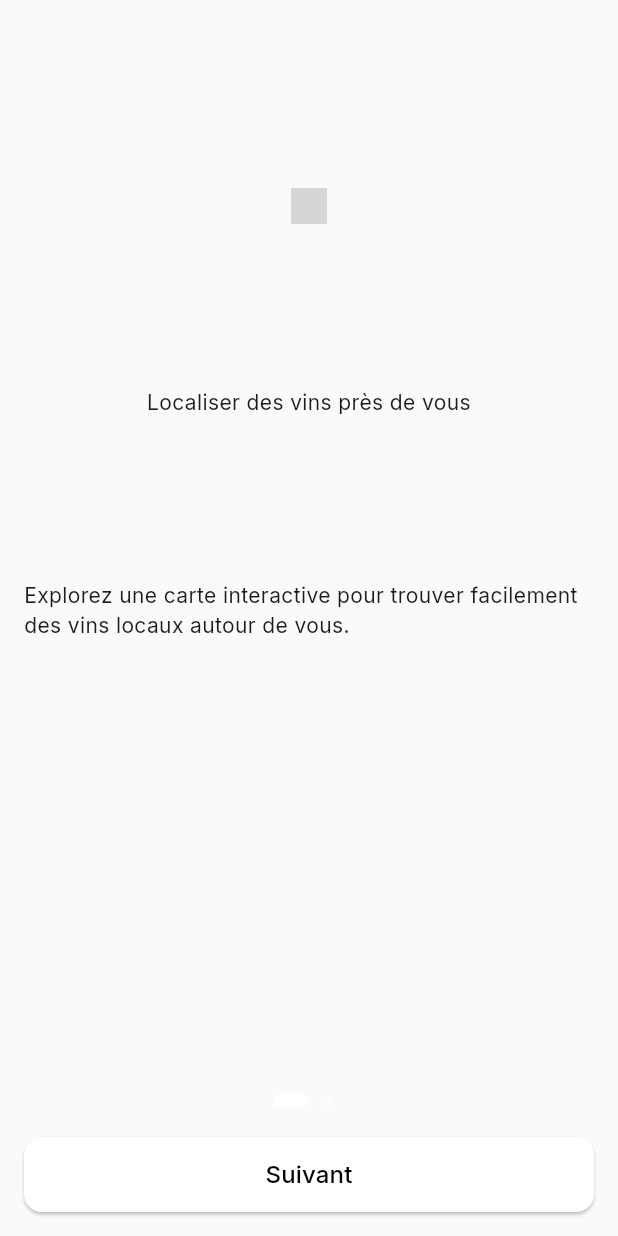
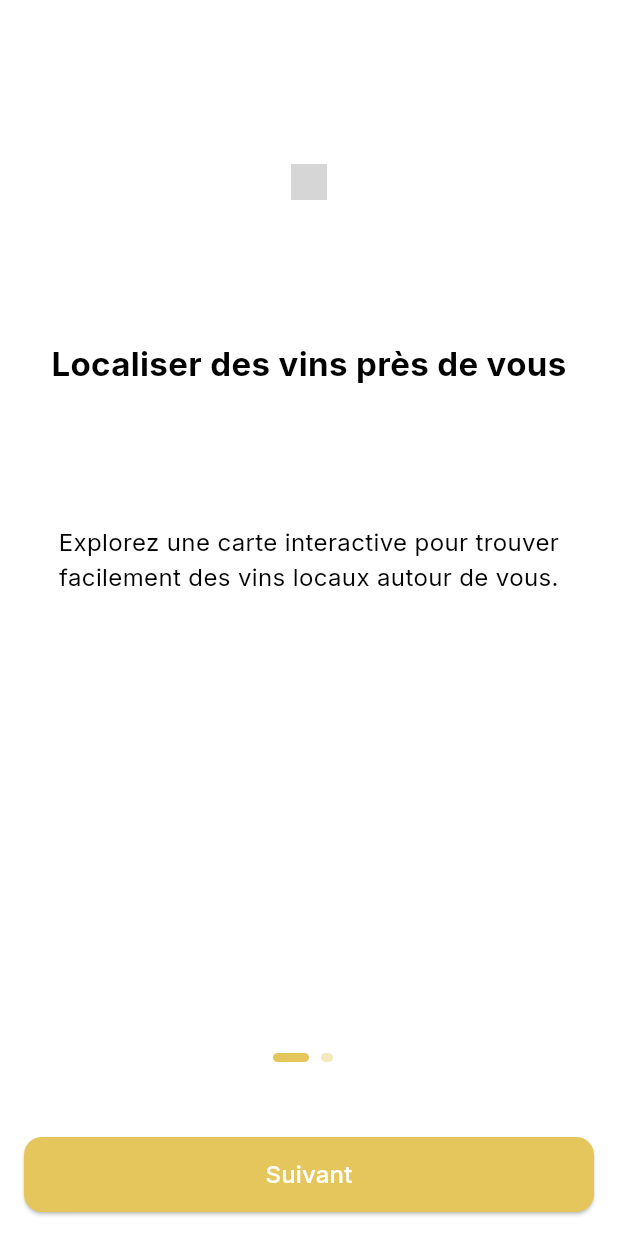
Before and after one commit to nonocro/grape, a Flutter app: the Onboarding screen opened by its route, on a phone screen of 412 x 824 dp. Run offline on Flutter 3.47's test engine with Material 3 defaults, Android fonts, the phone set to English and light mode, and no system bars; our stand-ins replace lottie, shared_preferences; accounts and stored records are empty; network calls fail; grey boxes are pictures that could not be loaded.

Commit message:
oboarding clean

```diff
--- a/lib/pages/onboarding.dart
+++ b/lib/pages/onboarding.dart
@@ -33,21 +33,23 @@ class _OnboardingState extends State<Onboarding> {
         curve: Curves.easeInOut,
       );
     } else {
-      Navigator.pushReplacementNamed(context, RouteNames.home); // futur Login ?
+      Navigator.pushReplacementNamed(context, RouteNames.home);
     }
   }
 
-
-
   @override
   Widget build(BuildContext context) {
+    final colors = Theme.of(context).extension<AppColorsExtension>();
+
+    final bgColor = Colors.white;
+    final accentColor = colors?.accentColor ?? Theme.of(context).primaryColor;
+    final textColor = Colors.black; // ou Colors.white si le bg est foncé
+
     return Scaffold(
-      backgroundColor:
-          Theme.of(context).extension<AppColorsExtension>()?.backgroundColor ??
-          Colors.white,
+      backgroundColor: bgColor,
       body: SafeArea(
         child: Padding(
-          padding: EdgeInsets.all(16.0),
+          padding: const EdgeInsets.all(16.0),
           child: Column(
             children: [
               Expanded(
@@ -63,33 +65,34 @@ class _OnboardingState extends State<Onboarding> {
                     image: onBoardingData[index].image,
                     title: onBoardingData[index].title,
                     description: onBoardingData[index].description,
+                    textColor: textColor,
                   ),
                 ),
               ),
+              const SizedBox(height: 50),
               Row(
                 mainAxisAlignment: MainAxisAlignment.center,
                 children: List.generate(
                   onBoardingData.length,
-                      (index) => AnimatedContainer(
+                  (index) => AnimatedContainer(
                     duration: const Duration(milliseconds: 300),
                     margin: const EdgeInsets.only(right: 8),
-                    height: 8,
+                    height: 6,
                     width: _pageIndex == index ? 24 : 8,
                     decoration: BoxDecoration(
                       color: _pageIndex == index
-                          ? Colors.white
-                          : Colors.white.withOpacity(0.4),
+                          ? accentColor
+                          : accentColor.withOpacity(0.4),
                       borderRadius: BorderRadius.circular(8),
                     ),
                   ),
                 ),
               ),
-              const SizedBox(height: 20),
-              // Bouton suivant / terminer
+              const SizedBox(height: 50),
               ElevatedButton(
                 style: ElevatedButton.styleFrom(
-                  backgroundColor: Colors.white,
-                  foregroundColor: Colors.black,
+                  backgroundColor: accentColor,
+                  foregroundColor: bgColor,
                   shape: RoundedRectangleBorder(
                     borderRadius: BorderRadius.circular(12),
                   ),
@@ -117,28 +120,42 @@ class OnBoardingContent extends StatelessWidget {
     required this.image,
     required this.title,
     required this.description,
+    required this.textColor,
   });
 
   final String image, title, description;
+  final Color textColor;
 
   @override
   Widget build(BuildContext context) {
     return Column(
       children: [
-        Spacer(),
+        const Spacer(),
         Flexible(
           flex: 3,
           child: Image.asset(
             image,
             fit: BoxFit.contain,
             errorBuilder: (context, error, stackTrace) =>
-            const Icon(Icons.broken_image, color: Colors.white),
+                Icon(Icons.broken_image, color: textColor),
           ),
         ),
-        Spacer(),
-        Text(title, textAlign: TextAlign.center),
-        Spacer(),
-        Text(description),
+        const Spacer(),
+        Text(
+          title,
+          textAlign: TextAlign.center,
+          style: TextStyle(
+            fontSize: 22,
+            fontWeight: FontWeight.bold,
+            color: textColor,
+          ),
+        ),
+        const Spacer(),
+        Text(
+          description,
+          textAlign: TextAlign.center,
+          style: TextStyle(fontSize: 16, color: textColor),
+        ),
       ],
     );
   }
--- a/lib/utils/routes_flow.dart
+++ /dev/null
@@ -1,16 +0,0 @@
-import 'dart:developer';
-
-import 'package:shared_preferences/shared_preferences.dart';
-
-import 'constants.dart';
-
-/**
- * Détermine la route à initialisé au début de l'application
- */
-Future<String> getInitialRoute() async {
-  final prefs = await SharedPreferences.getInstance();
-  final bool hasCompletedOnboarding =
-      prefs.getBool(kOnboardingCompletedKey) ?? false;
-  log("REDIRECT AVEC COMPLETEONBOARDING $kOnboardingCompletedKey");
-  return hasCompletedOnboarding ? RouteNames.home : RouteNames.onboarding;
-}
--- a/pubspec.yaml
+++ b/pubspec.yaml
@@ -33,6 +33,8 @@ flutter:
   assets:
     - assets/logo/
     - assets/animations/
+    - assets/images/
+    - assets/images/gifs/
 
 flutter_launcher_icons:
   android: true
```
